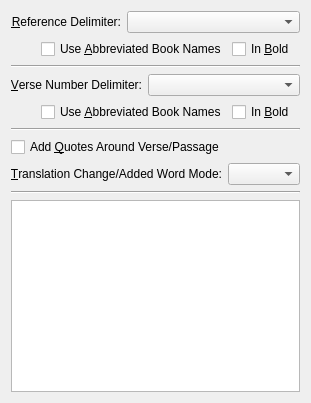
Before: the Qt Designer form programs/KJVCanOpener/ConfigCopyOptions.ui in dewhisna/KingJamesPureBibleSearch, drawn with Qt 5.
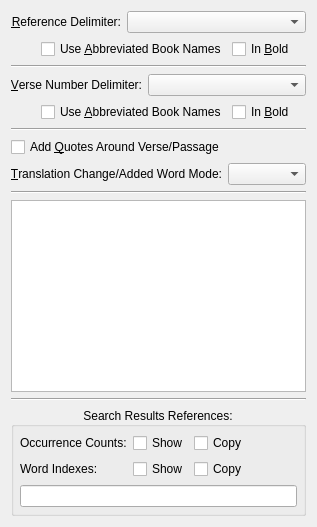
After: the same form once the commit is applied.

Commit message: Added Show/Copy options for Search Results References for Occurrence Counts and Word Indexes, as users are often wanting to copy the references without having them.

Patch:
```diff
--- a/programs/KJVCanOpener/ConfigCopyOptions.ui
+++ b/programs/KJVCanOpener/ConfigCopyOptions.ui
@@ -221,6 +221,112 @@
      </property>
     </widget>
    </item>
+   <item>
+    <widget class="Line" name="line_4">
+     <property name="orientation">
+      <enum>Qt::Horizontal</enum>
+     </property>
+    </widget>
+   </item>
+   <item>
+    <widget class="QGroupBox" name="groupBoxSearchResultsRefs">
+     <property name="title">
+      <string>Search Results References:</string>
+     </property>
+     <property name="alignment">
+      <set>Qt::AlignCenter</set>
+     </property>
+     <layout class="QGridLayout" name="gridLayout">
+      <property name="leftMargin">
+       <number>6</number>
+      </property>
+      <property name="topMargin">
+       <number>6</number>
+      </property>
+      <property name="rightMargin">
+       <number>6</number>
+      </property>
+      <property name="bottomMargin">
+       <number>6</number>
+      </property>
+      <item row="0" column="0">
+       <widget class="QLabel" name="lblOCntInSearchResultsRefs">
+        <property name="text">
+         <string>Occurrence Counts:</string>
+        </property>
+       </widget>
+      </item>
+      <item row="0" column="1">
+       <widget class="QCheckBox" name="checkBoxShowOCntInSearchResultsRefs">
+        <property name="text">
+         <string>Show</string>
+        </property>
+       </widget>
+      </item>
+      <item row="0" column="2">
+       <widget class="QCheckBox" name="checkBoxCopyOCntInSearchResultsRefs">
+        <property name="text">
+         <string>Copy</string>
+        </property>
+       </widget>
+      </item>
+      <item row="0" column="3">
+       <spacer name="horizontalSpacer_3">
+        <property name="orientation">
+         <enum>Qt::Horizontal</enum>
+        </property>
+        <property name="sizeHint" stdset="0">
+         <size>
+          <width>44</width>
+          <height>20</height>
+         </size>
+        </property>
+       </spacer>
+      </item>
+      <item row="1" column="0">
+       <widget class="QLabel" name="lblWrdNdxInSearchResultsRefs">
+        <property name="text">
+         <string>Word Indexes:</string>
+        </property>
+       </widget>
+      </item>
+      <item row="1" column="1">
+       <widget class="QCheckBox" name="checkBoxShowWrdNdxInSearchResultsRefs">
+        <property name="text">
+         <string>Show</string>
+        </property>
+       </widget>
+      </item>
+      <item row="1" column="2">
+       <widget class="QCheckBox" name="checkBoxCopyWrdNdxInSearchResultsRefs">
+        <property name="text">
+         <string>Copy</string>
+        </property>
+       </widget>
+      </item>
+      <item row="1" column="3">
+       <spacer name="horizontalSpacer_4">
+        <property name="orientation">
+         <enum>Qt::Horizontal</enum>
+        </property>
+        <property name="sizeHint" stdset="0">
+         <size>
+          <width>44</width>
+          <height>20</height>
+         </size>
+        </property>
+       </spacer>
+      </item>
+      <item row="2" column="0" colspan="4">
+       <widget class="QLineEdit" name="lineEditSearchResultsRefsPreview">
+        <property name="readOnly">
+         <bool>true</bool>
+        </property>
+       </widget>
+      </item>
+     </layout>
+    </widget>
+   </item>
   </layout>
  </widget>
  <tabstops>
```
The commit also changes 8 other files.
